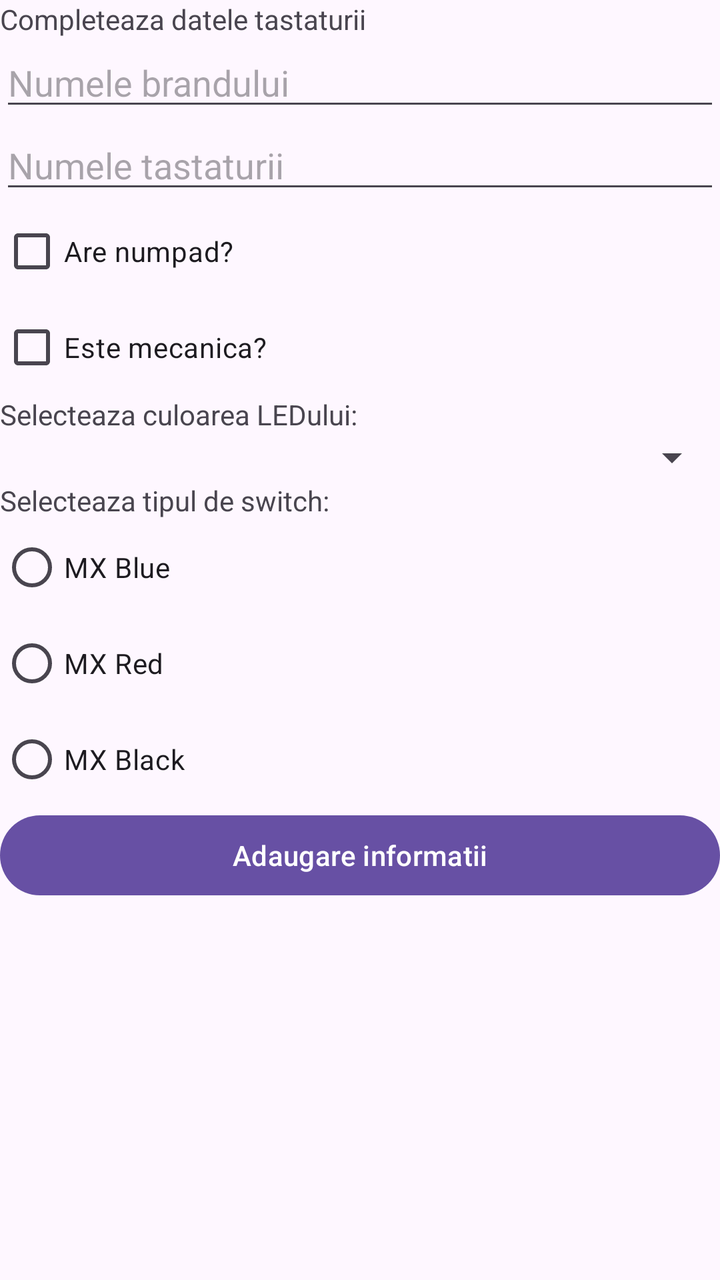
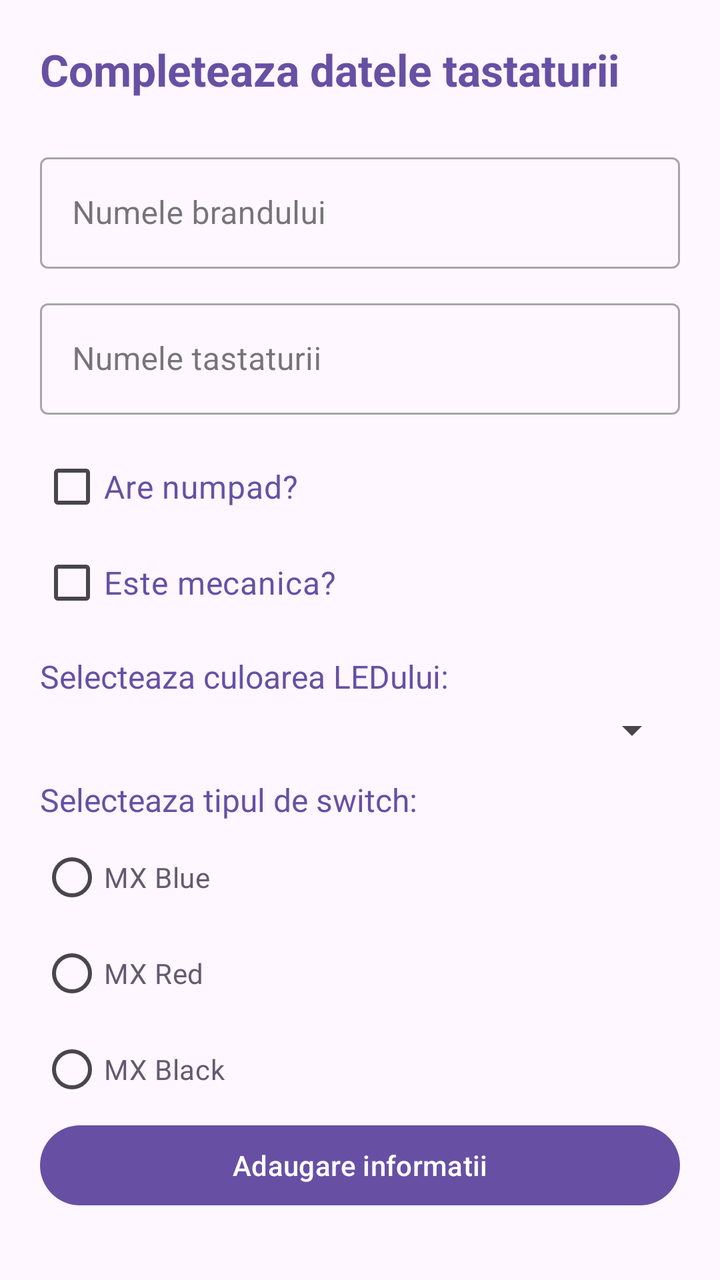

Compare the two renders of this Android layout. The source of the first and the diff that turns it into the second are given below.
<!-- AndroidManifest.xml: application theme Theme.Laborator2 -->
<!-- res/layout/activity_completare_date_tastatura.xml -->
<?xml version="1.0" encoding="utf-8"?>
<LinearLayout xmlns:android="http://schemas.android.com/apk/res/android"
    xmlns:app="http://schemas.android.com/apk/res-auto"
    xmlns:tools="http://schemas.android.com/tools"
    android:id="@+id/main"
    android:orientation="vertical"
    android:layout_width="match_parent"
    android:layout_height="match_parent"
    tools:context=".CompletareDateTastatura">

    <TextView
        android:layout_width="wrap_content"
        android:layout_height="wrap_content"
        android:text="@string/completeaza_datele_tastaturii"
        />

    <EditText
        android:id="@+id/brandTastatura_ET"
        android:layout_width="match_parent"
        android:layout_height="wrap_content"
        android:hint="@string/numele_brandului"
        android:inputType="text"
        />

    <EditText
        android:id="@+id/numeTastatura_ET"
        android:layout_width="match_parent"
        android:layout_height="wrap_content"
        android:hint="@string/numele_tastaturii"
        android:inputType="text"
        />

    <CheckBox
        android:id="@+id/areTK_CB"
        android:layout_width="match_parent"
        android:layout_height="wrap_content"
        android:text="@string/are_numpad"
        />

    <CheckBox
        android:id="@+id/esteMecanica_CB"
        android:layout_width="match_parent"
        android:layout_height="wrap_content"
        android:text="@string/este_mecanica"
        />

    <TextView
        android:layout_width="wrap_content"
        android:layout_height="wrap_content"
        android:text="@string/selecteaza_culoarea_ledului"
        />

    <Spinner
        android:id="@+id/culoareLED_S"
        android:layout_width="match_parent"
        android:layout_height="wrap_content"

        />

    <TextView
        android:layout_width="wrap_content"
        android:layout_height="wrap_content"
        android:text="@string/selecteaza_tipul_de_switch"
        />

    <RadioGroup
        android:id="@+id/rg_culoare_switch"
        android:layout_width="match_parent"
        android:layout_height="wrap_content">
        <RadioButton
            android:id="@+id/radio_mxblue"
            android:layout_width="match_parent"
            android:layout_height="wrap_content"
            android:text="@string/mx_blue"
            />
        <RadioButton
            android:id="@+id/radio_mxred"
            android:layout_width="match_parent"
            android:layout_height="wrap_content"
            android:text="@string/mx_red"
            />
        <RadioButton
            android:id="@+id/radio_mxblack"
            android:layout_width="match_parent"
            android:layout_height="wrap_content"
            android:text="@string/mx_black"
            />
    </RadioGroup>

    <Button
        android:layout_width="match_parent"
        android:layout_height="wrap_content"
        android:onClick="trimitereInformatii"
        android:text="@string/adaugare_informatii" />

</LinearLayout>
<!-- resources referenced by this layout -->
<resources>
  <string name="adaugare_informatii">Adaugare informatii</string>
  <string name="are_numpad">Are numpad?</string>
  <string name="completeaza_datele_tastaturii">Completeaza datele tastaturii</string>
  <string name="este_mecanica">Este mecanica?</string>
  <string name="mx_black">MX Black</string>
  <string name="mx_blue">MX Blue</string>
  <string name="mx_red">MX Red</string>
  <string name="numele_brandului">Numele brandului</string>
  <string name="numele_tastaturii">Numele tastaturii</string>
  <string name="selecteaza_culoarea_ledului">Selecteaza culoarea LEDului:</string>
  <string name="selecteaza_tipul_de_switch">Selecteaza tipul de switch:</string>
  <style name="Theme.Laborator2" parent="Base.Theme.Laborator2" />
  <style name="Base.Theme.Laborator2" parent="Theme.Material3.DayNight.NoActionBar">
          
          
      </style>
</resources>

<!-- the commit's change to res/layout/activity_completare_date_tastatura.xml (unified diff, before → after) -->
@@ -6,35 +6,70 @@
     android:orientation="vertical"
     android:layout_width="match_parent"
     android:layout_height="match_parent"
+    android:padding="20dp"
     tools:context=".CompletareDateTastatura">
 
     <TextView
         android:layout_width="wrap_content"
         android:layout_height="wrap_content"
         android:text="@string/completeaza_datele_tastaturii"
+        android:textSize="22sp"
+        android:textStyle="bold"
+        android:textColor="?attr/colorPrimary"
+        android:layout_marginBottom="24dp"
         />
 
-    <EditText
-        android:id="@+id/brandTastatura_ET"
+    <com.google.android.material.textfield.TextInputLayout
+        style="@style/Widget.MaterialComponents.TextInputLayout.OutlinedBox"
         android:layout_width="match_parent"
         android:layout_height="wrap_content"
         android:hint="@string/numele_brandului"
-        android:inputType="text"
-        />
+        android:layout_marginBottom="12dp">
 
-    <EditText
-        android:id="@+id/numeTastatura_ET"
+        <com.google.android.material.textfield.TextInputEditText
+            android:id="@+id/brandTastatura_ET"
+            android:layout_width="match_parent"
+            android:layout_height="wrap_content"
+            />
+    </com.google.android.material.textfield.TextInputLayout>
+
+
+
+
+
+
+
+
+
+    <com.google.android.material.textfield.TextInputLayout
+        style="@style/Widget.MaterialComponents.TextInputLayout.OutlinedBox"
         android:layout_width="match_parent"
         android:layout_height="wrap_content"
         android:hint="@string/numele_tastaturii"
-        android:inputType="text"
-        />
+        android:layout_marginBottom="12dp">
+
+        <com.google.android.material.textfield.TextInputEditText
+            android:id="@+id/numeTastatura_ET"
+            android:layout_width="match_parent"
+            android:layout_height="wrap_content"
+            />
+    </com.google.android.material.textfield.TextInputLayout>
+
+
+
+
+
+
+
+
 
     <CheckBox
         android:id="@+id/areTK_CB"
         android:layout_width="match_parent"
         android:layout_height="wrap_content"
         android:text="@string/are_numpad"
+        android:textSize="16sp"
+        android:textColor="?attr/colorPrimary"
         />
 
     <CheckBox
@@ -42,25 +77,34 @@
         android:layout_width="match_parent"
         android:layout_height="wrap_content"
         android:text="@string/este_mecanica"
+        android:textSize="16sp"
+        android:layout_marginBottom="12dp"
+        android:textColor="?attr/colorPrimary"
         />
 
     <TextView
         android:layout_width="wrap_content"
         android:layout_height="wrap_content"
         android:text="@string/selecteaza_culoarea_ledului"
+        android:textSize="16sp"
+        android:textColor="?attr/colorPrimary"
+        android:layout_marginBottom="4dp"
         />
 
     <Spinner
         android:id="@+id/culoareLED_S"
         android:layout_width="match_parent"
         android:layout_height="wrap_content"
-
+        android:layout_marginBottom="12dp"
         />
 
     <TextView
         android:layout_width="wrap_content"
         android:layout_height="wrap_content"
         android:text="@string/selecteaza_tipul_de_switch"
+        android:textSize="16sp"
+        android:textColor="?attr/colorPrimary"
+        android:layout_marginBottom="4dp"
         />
 
     <RadioGroup
@@ -72,18 +116,21 @@
             android:layout_width="match_parent"
             android:layout_height="wrap_content"
             android:text="@string/mx_blue"
+            android:textColor="?attr/colorSecondary"
             />
         <RadioButton
             android:id="@+id/radio_mxred"
             android:layout_width="match_parent"
             android:layout_height="wrap_content"
             android:text="@string/mx_red"
+            android:textColor="?attr/colorSecondary"
             />
         <RadioButton
             android:id="@+id/radio_mxblack"
             android:layout_width="match_parent"
             android:layout_height="wrap_content"
             android:text="@string/mx_black"
+            android:textColor="?attr/colorSecondary"
             />
     </RadioGroup>
 
